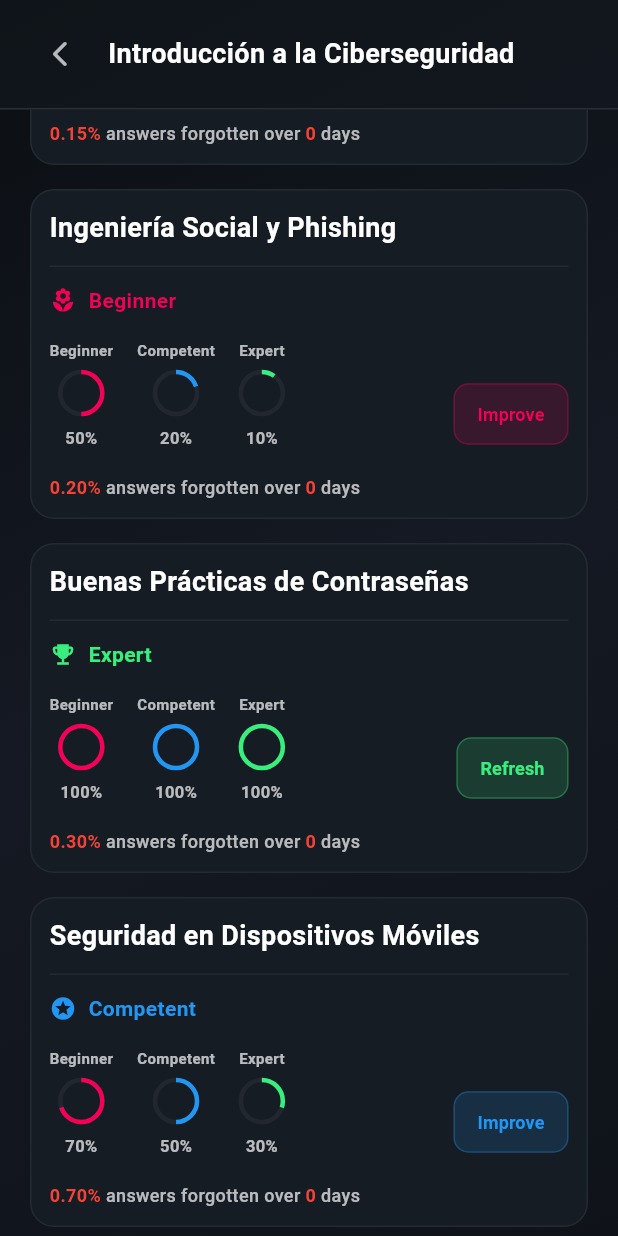
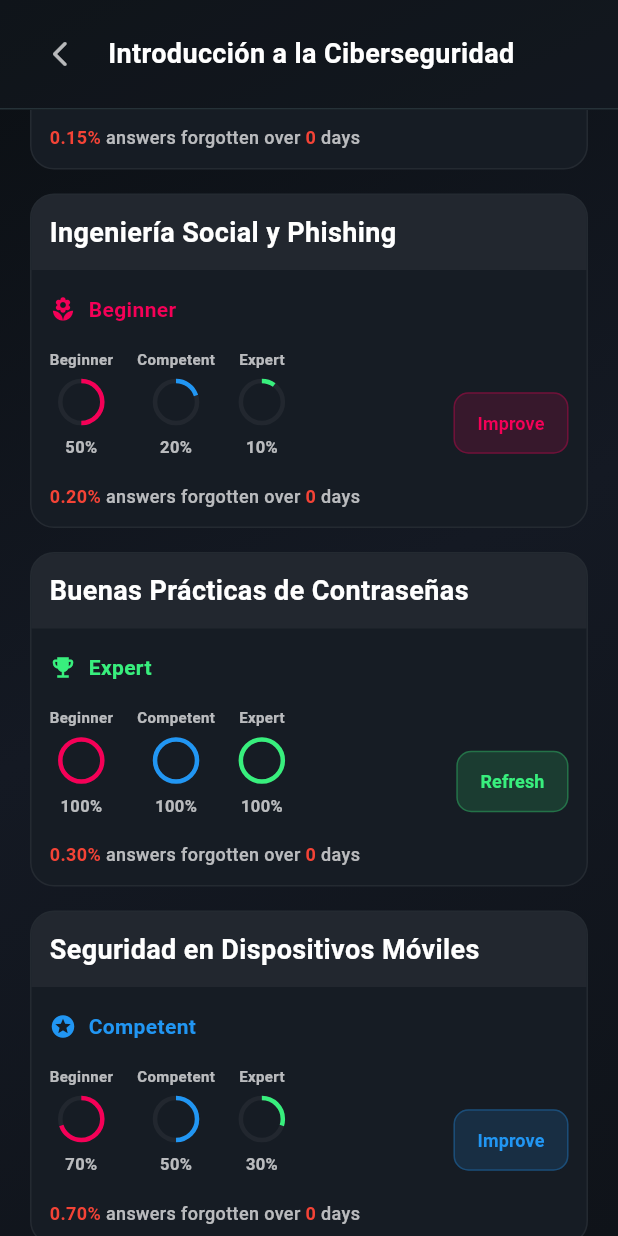
Before and after one commit to entermedia-community/eme_plugin_app, a Flutter app: the TopicTutorialsScreen screen opened directly with sample values from the repository, scrolled down 576 dp, on a phone screen of 412 x 824 dp. Run offline on Flutter 3.47's test engine with Material 3 defaults, Android fonts, the phone set to English and light mode, and no system bars; our stand-ins replace transparent_image; network calls fail.

Commit message:
changed title

```diff
--- a/lib/widgets/tutorial_card.dart
+++ b/lib/widgets/tutorial_card.dart
@@ -44,7 +44,6 @@ class _TutorialCardState extends State<TutorialCard>
     final statusColor = widget.tutorial.progress.getStatusColor();
 
     return Container(
-      // height: 180,
       decoration: BoxDecoration(
         color: const Color(0xFF161C24),
         borderRadius: BorderRadius.circular(16),
@@ -52,16 +51,14 @@ class _TutorialCardState extends State<TutorialCard>
       ),
       child: ClipRRect(
         borderRadius: BorderRadius.circular(15),
-        child: Row(
+        child: Expanded(
+          child: Column(
             children: [
-            Expanded(
-              child: Padding(
-                padding: const EdgeInsets.all(12.0),
-                child: Column(
-                  crossAxisAlignment: CrossAxisAlignment.start,
-                  mainAxisAlignment: MainAxisAlignment.center,
-                  children: [
-                    Text(
+              Container(
+                width: double.infinity,
+                color: Colors.white.withValues(alpha: 0.05),
+                padding: EdgeInsets.all(12),
+                child: Text(
                   widget.tutorial.title,
                   maxLines: 1,
                   overflow: TextOverflow.ellipsis,
@@ -71,12 +68,14 @@ class _TutorialCardState extends State<TutorialCard>
                     color: Colors.white,
                   ),
                 ),
-                    const SizedBox(height: 12),
-                    Divider(
-                      color: Colors.white.withValues(alpha: 0.06),
-                      height: 1,
               ),
-                    const SizedBox(height: 12),
+              Padding(
+                padding: const EdgeInsets.all(12.0),
+                child: Column(
+                  crossAxisAlignment: CrossAxisAlignment.start,
+                  mainAxisAlignment: MainAxisAlignment.center,
+                  children: [
+                    const SizedBox(height: 4),
                     CommonWidgets.buildCompetenceBadge(
                       efficiency: widget.tutorial.progress.getEfficiency(),
                     ),
@@ -189,8 +188,8 @@ class _TutorialCardState extends State<TutorialCard>
                   ],
                 ),
               ),
+            ],
           ),
-          ],
         ),
       ),
     );
```
Lines whose indentation alone changed are shown as unchanged.
